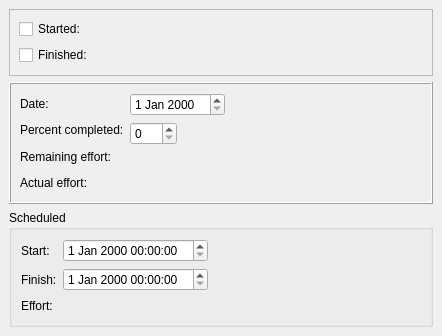
First picture: the form in kplato/kpttaskprogresspanelbase.ui, repository KDE/calligra, before the edit.
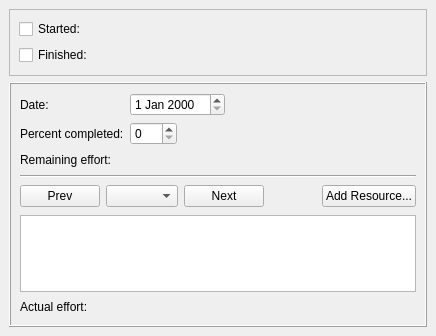
Second picture: the form after the edit. Custom widgets are drawn as their Qt base class.

Commit message: Implement editing of used effort in task progress dialog and calculation of actual cost (not tested). It needs a lot of polish, but it should be usable for testing.

What changed in the file:
```diff
--- a/kplato/kpttaskprogresspanelbase.ui
+++ b/kplato/kpttaskprogresspanelbase.ui
@@ -6,8 +6,8 @@
    <rect>
     <x>0</x>
     <y>0</y>
-    <width>400</width>
-    <height>300</height>
+    <width>425</width>
+    <height>336</height>
    </rect>
   </property>
   <property name="windowTitle" >
@@ -96,52 +96,24 @@
      <property name="frameShadow" >
       <enum>QFrame::Raised</enum>
      </property>
-     <layout class="QHBoxLayout" >
+     <layout class="QGridLayout" >
       <property name="margin" >
        <number>9</number>
       </property>
       <property name="spacing" >
        <number>6</number>
       </property>
-      <item>
-       <layout class="QVBoxLayout" >
-        <property name="margin" >
-         <number>0</number>
+      <item row="6" column="1" colspan="4" >
+       <widget class="QWidget" native="1" name="actualEffortHolder" >
+        <property name="minimumSize" >
+         <size>
+          <width>250</width>
+          <height>18</height>
+         </size>
         </property>
-        <property name="spacing" >
-         <number>6</number>
-        </property>
-        <item>
-         <widget class="QLabel" name="label" >
-          <property name="text" >
-           <string>Date:</string>
-          </property>
-         </widget>
-        </item>
-        <item>
-         <widget class="QLabel" name="textLabel1" >
-          <property name="text" >
-           <string>Percent completed:</string>
-          </property>
-          <property name="wordWrap" >
-           <bool>false</bool>
-          </property>
-         </widget>
-        </item>
-        <item>
-         <widget class="QLabel" name="textLabel1_2" >
-          <property name="text" >
-           <string>Remaining effort:</string>
-          </property>
-          <property name="wordWrap" >
-           <bool>false</bool>
-          </property>
-          <property name="buddy" >
-           <cstring>remainingEffortHolder</cstring>
-          </property>
-         </widget>
-        </item>
-        <item>
+       </widget>
+      </item>
+      <item row="6" column="0" >
          <widget class="QLabel" name="textLabel1_3" >
           <property name="text" >
            <string>Actual effort:</string>
@@ -154,37 +126,50 @@
           </property>
          </widget>
         </item>
-       </layout>
+      <item row="5" column="0" colspan="5" >
+       <widget class="UsedEffortEditor" name="resourceTable" />
       </item>
-      <item>
-       <layout class="QGridLayout" >
-        <property name="margin" >
-         <number>0</number>
-        </property>
-        <property name="spacing" >
-         <number>6</number>
-        </property>
-        <item row="1" column="0" >
+      <item row="0" column="2" colspan="2" >
+       <widget class="QDateEdit" name="dateEdit" />
+      </item>
+      <item row="1" column="2" >
          <widget class="QSpinBox" name="percentFinished" >
           <property name="maximum" >
            <number>100</number>
           </property>
          </widget>
         </item>
-        <item row="3" column="0" colspan="3" >
-         <widget class="QWidget" native="1" name="actualEffortHolder" >
-          <property name="minimumSize" >
-           <size>
-            <width>250</width>
-            <height>18</height>
-           </size>
-          </property>
-         </widget>
-        </item>
         <item row="0" column="0" colspan="2" >
-         <widget class="QDateEdit" name="dateEdit" />
-        </item>
-        <item row="2" column="0" colspan="3" >
+       <widget class="QLabel" name="label" >
+        <property name="text" >
+         <string>Date:</string>
+        </property>
+       </widget>
+      </item>
+      <item row="1" column="0" colspan="2" >
+       <widget class="QLabel" name="textLabel1" >
+        <property name="text" >
+         <string>Percent completed:</string>
+        </property>
+        <property name="wordWrap" >
+         <bool>false</bool>
+        </property>
+       </widget>
+      </item>
+      <item row="2" column="0" colspan="2" >
+       <widget class="QLabel" name="textLabel1_2" >
+        <property name="text" >
+         <string>Remaining effort:</string>
+        </property>
+        <property name="wordWrap" >
+         <bool>false</bool>
+        </property>
+        <property name="buddy" >
+         <cstring>remainingEffortHolder</cstring>
+        </property>
+       </widget>
+      </item>
+      <item row="2" column="2" colspan="3" >
          <widget class="QWidget" native="1" name="remainingEffortHolder" >
           <property name="minimumSize" >
            <size>
@@ -194,20 +179,7 @@
           </property>
          </widget>
         </item>
-        <item row="0" column="2" >
-         <spacer>
-          <property name="orientation" >
-           <enum>Qt::Horizontal</enum>
-          </property>
-          <property name="sizeHint" >
-           <size>
-            <width>151</width>
-            <height>20</height>
-           </size>
-          </property>
-         </spacer>
-        </item>
-        <item row="1" column="1" colspan="2" >
+      <item row="1" column="3" colspan="2" >
          <spacer>
           <property name="orientation" >
            <enum>Qt::Horizontal</enum>
@@ -217,106 +189,78 @@
           </property>
           <property name="sizeHint" >
            <size>
-            <width>207</width>
-            <height>16</height>
+          <width>231</width>
+          <height>23</height>
            </size>
           </property>
          </spacer>
         </item>
-       </layout>
+      <item row="0" column="4" >
+       <spacer>
+        <property name="orientation" >
+         <enum>Qt::Horizontal</enum>
+        </property>
+        <property name="sizeHint" >
+         <size>
+          <width>191</width>
+          <height>23</height>
+         </size>
+        </property>
+       </spacer>
       </item>
-     </layout>
-    </widget>
-   </item>
-   <item>
-    <widget class="QGroupBox" name="groupBox" >
-     <property name="title" >
-      <string>Scheduled</string>
-     </property>
-     <layout class="QGridLayout" >
+      <item row="3" column="0" colspan="5" >
+       <widget class="Line" name="line" >
+        <property name="orientation" >
+         <enum>Qt::Horizontal</enum>
+        </property>
+       </widget>
+      </item>
+      <item row="4" column="0" colspan="5" >
+       <layout class="QHBoxLayout" >
       <property name="margin" >
-       <number>9</number>
+         <number>0</number>
       </property>
       <property name="spacing" >
        <number>6</number>
       </property>
-      <item row="0" column="0" >
-       <widget class="QLabel" name="textLabel1_4" >
+        <item>
+         <widget class="QPushButton" name="prevWeekBtn" >
         <property name="text" >
-         <string>Start:</string>
-        </property>
-        <property name="wordWrap" >
-         <bool>false</bool>
-        </property>
-       </widget>
-      </item>
-      <item row="0" column="1" >
-       <widget class="QDateTimeEdit" name="scheduledStart" />
-      </item>
-      <item row="0" column="2" >
-       <spacer>
-        <property name="orientation" >
-         <enum>Qt::Horizontal</enum>
-        </property>
-        <property name="sizeType" >
-         <enum>QSizePolicy::Expanding</enum>
-        </property>
-        <property name="sizeHint" >
-         <size>
-          <width>71</width>
-          <height>20</height>
-         </size>
-        </property>
-       </spacer>
-      </item>
-      <item row="1" column="0" >
-       <widget class="QLabel" name="textLabel1_4_2" >
+           <string>Prev</string>
+          </property>
+         </widget>
+        </item>
+        <item>
+         <widget class="QComboBox" name="weekNumber" />
+        </item>
+        <item>
+         <widget class="QPushButton" name="nextWeekBtn" >
         <property name="text" >
-         <string>Finish:</string>
-        </property>
-        <property name="wordWrap" >
-         <bool>false</bool>
-        </property>
-       </widget>
-      </item>
-      <item row="1" column="1" >
-       <widget class="QDateTimeEdit" name="scheduledFinish" />
-      </item>
-      <item row="1" column="2" >
+           <string>Next</string>
+          </property>
+         </widget>
+        </item>
+        <item>
        <spacer>
         <property name="orientation" >
          <enum>Qt::Horizontal</enum>
         </property>
-        <property name="sizeType" >
-         <enum>QSizePolicy::Expanding</enum>
-        </property>
         <property name="sizeHint" >
          <size>
-          <width>71</width>
-          <height>20</height>
+            <width>16</width>
+            <height>25</height>
          </size>
         </property>
        </spacer>
       </item>
-      <item row="2" column="0" >
-       <widget class="QLabel" name="textLabel1_4_3" >
+        <item>
+         <widget class="QPushButton" name="addResource" >
         <property name="text" >
-         <string>Effort:</string>
-        </property>
-        <property name="wordWrap" >
-         <bool>false</bool>
-        </property>
-       </widget>
-      </item>
-      <item row="2" column="1" colspan="2" >
-       <widget class="QWidget" native="1" name="scheduledEffortHolder" >
-        <property name="minimumSize" >
-         <size>
-          <width>250</width>
-          <height>18</height>
-         </size>
-        </property>
-       </widget>
+           <string>Add Resource...</string>
+          </property>
+         </widget>
+        </item>
+       </layout>
       </item>
      </layout>
     </widget>
@@ -325,6 +269,11 @@
  </widget>
  <layoutdefault spacing="6" margin="11" />
  <customwidgets>
+  <customwidget>
+   <class>UsedEffortEditor</class>
+   <extends>QTableView</extends>
+   <header>kptusedefforteditor.h</header>
+  </customwidget>
   <customwidget>
    <class>KDateTimeWidget</class>
    <extends>QWidget</extends>
```
Left out of the diff: 1 changed line with no effect on the pictures. Lines whose indentation alone changed are shown as unchanged. The commit also changes 11 other files.
